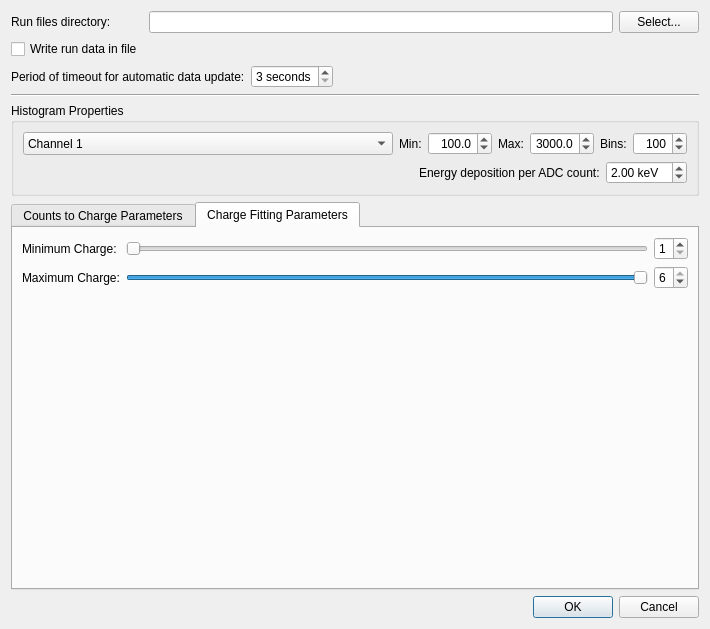
The window that settingsdialog.ui (MichaelColonel/BeamComposition-Windows) describes before a commit, drawn with Qt 5.
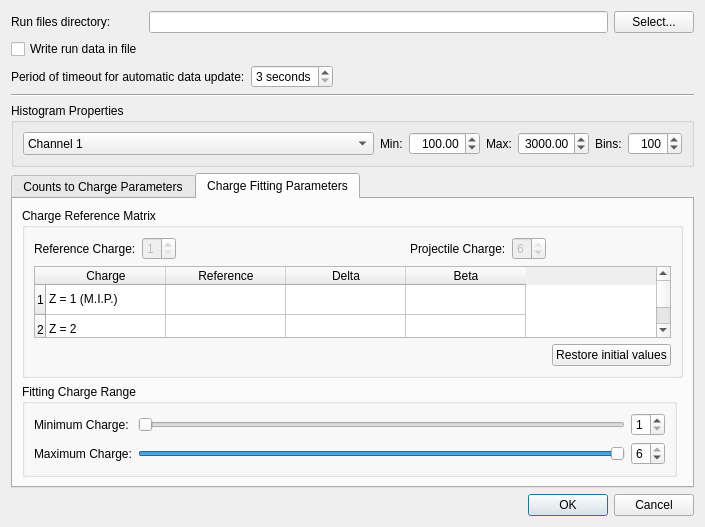
The same window after the commit. The open tabs and pages were chosen to show the change. Icons and pictures are not drawn.

```diff
--- a/settingsdialog.ui
+++ b/settingsdialog.ui
@@ -6,8 +6,8 @@
    <rect>
     <x>0</x>
     <y>0</y>
-    <width>710</width>
-    <height>629</height>
+    <width>705</width>
+    <height>488</height>
    </rect>
   </property>
   <property name="windowTitle">
@@ -27,9 +27,6 @@
      </property>
     </widget>
    </item>
-   <item row="0" column="1">
-    <widget class="QLineEdit" name="runDirectoryLineEdit"/>
-   </item>
    <item row="0" column="2">
     <widget class="QPushButton" name="runDirectoryPushButton">
      <property name="text">
@@ -50,6 +47,59 @@
      </property>
     </widget>
    </item>
+   <item row="7" column="0" colspan="3">
+    <widget class="QDialogButtonBox" name="buttonBox">
+     <property name="orientation">
+      <enum>Qt::Horizontal</enum>
+     </property>
+     <property name="standardButtons">
+      <set>QDialogButtonBox::Cancel|QDialogButtonBox::Ok</set>
+     </property>
+    </widget>
+   </item>
+   <item row="2" column="0" colspan="3">
+    <layout class="QHBoxLayout" name="horizontalLayout">
+     <item>
+      <widget class="QLabel" name="label_9">
+       <property name="text">
+        <string>Period of timeout for automatic data update:</string>
+       </property>
+      </widget>
+     </item>
+     <item>
+      <widget class="QSpinBox" name="timeoutPeriodSpinBox">
+       <property name="sizePolicy">
+        <sizepolicy hsizetype="Fixed" vsizetype="Fixed">
+         <horstretch>0</horstretch>
+         <verstretch>0</verstretch>
+        </sizepolicy>
+       </property>
+       <property name="suffix">
+        <string> seconds</string>
+       </property>
+       <property name="minimum">
+        <number>3</number>
+       </property>
+       <property name="maximum">
+        <number>8</number>
+       </property>
+      </widget>
+     </item>
+     <item>
+      <spacer name="horizontalSpacer_4">
+       <property name="orientation">
+        <enum>Qt::Horizontal</enum>
+       </property>
+       <property name="sizeHint" stdset="0">
+        <size>
+         <width>40</width>
+         <height>20</height>
+        </size>
+       </property>
+      </spacer>
+     </item>
+    </layout>
+   </item>
    <item row="3" column="0" colspan="3">
     <widget class="Line" name="line">
      <property name="orientation">
@@ -57,7 +107,7 @@
      </property>
     </widget>
    </item>
-   <item row="5" column="0" colspan="3">
+   <item row="6" column="0" colspan="3">
     <widget class="QTabWidget" name="tabWidget">
      <property name="currentIndex">
       <number>0</number>
@@ -97,23 +147,6 @@
         </widget>
        </item>
        <item row="1" column="0" colspan="2">
-        <widget class="QScrollArea" name="scrollArea">
-         <property name="widgetResizable">
-          <bool>true</bool>
-         </property>
-         <widget class="QWidget" name="scrollAreaWidgetContents">
-          <property name="geometry">
-           <rect>
-            <x>0</x>
-            <y>0</y>
-            <width>650</width>
-            <height>324</height>
-           </rect>
-          </property>
-          <layout class="QGridLayout" name="gridLayout_3">
-           <item row="0" column="0">
-            <layout class="QVBoxLayout" name="verticalLayout">
-             <item>
               <widget class="QGroupBox" name="groupBox_3">
                <property name="sizePolicy">
                 <sizepolicy hsizetype="Preferred" vsizetype="Expanding">
@@ -124,20 +157,7 @@
                <property name="title">
                 <string>Reference Signal to Channel Counts Matrix</string>
                </property>
-               <layout class="QGridLayout" name="gridLayout_7">
-                <item row="1" column="0">
-                 <spacer name="horizontalSpacer">
-                  <property name="orientation">
-                   <enum>Qt::Horizontal</enum>
-                  </property>
-                  <property name="sizeHint" stdset="0">
-                   <size>
-                    <width>40</width>
-                    <height>20</height>
-                   </size>
-                  </property>
-                 </spacer>
-                </item>
+         <layout class="QGridLayout" name="gridLayout_3">
                 <item row="0" column="0" colspan="3">
                  <widget class="QTableWidget" name="signalCountsTableWidget">
                   <property name="sizePolicy">
@@ -179,6 +199,19 @@
                   </column>
                  </widget>
                 </item>
+          <item row="1" column="0">
+           <spacer name="horizontalSpacer">
+            <property name="orientation">
+             <enum>Qt::Horizontal</enum>
+            </property>
+            <property name="sizeHint" stdset="0">
+             <size>
+              <width>40</width>
+              <height>20</height>
+             </size>
+            </property>
+           </spacer>
+          </item>
                 <item row="1" column="1">
                  <widget class="QPushButton" name="restoreReferenceMatrixButton">
                   <property name="text">
@@ -189,7 +222,7 @@
                 <item row="1" column="2">
                  <widget class="QPushButton" name="showGraphMatrixButton">
                   <property name="enabled">
-                   <bool>false</bool>
+             <bool>true</bool>
                   </property>
                   <property name="text">
                    <string>Graph</string>
@@ -199,7 +232,17 @@
                </layout>
               </widget>
              </item>
-             <item>
+      </layout>
+      <zorder>tensionSpinBox</zorder>
+      <zorder>label_2</zorder>
+      <zorder>groupBox_3</zorder>
+     </widget>
+     <widget class="QWidget" name="tab_2">
+      <attribute name="title">
+       <string>Charge Fitting Parameters</string>
+      </attribute>
+      <layout class="QGridLayout" name="gridLayout_8">
+       <item row="0" column="0" colspan="2">
               <widget class="QGroupBox" name="groupBox_4">
                <property name="sizePolicy">
                 <sizepolicy hsizetype="Preferred" vsizetype="Expanding">
@@ -208,29 +251,9 @@
                 </sizepolicy>
                </property>
                <property name="title">
-                <string>Charge Counts Matrix</string>
+          <string>Charge Reference Matrix</string>
                </property>
                <layout class="QGridLayout" name="gridLayout_5">
-                <item row="2" column="0">
-                 <spacer name="horizontalSpacer_2">
-                  <property name="orientation">
-                   <enum>Qt::Horizontal</enum>
-                  </property>
-                  <property name="sizeHint" stdset="0">
-                   <size>
-                    <width>40</width>
-                    <height>20</height>
-                   </size>
-                  </property>
-                 </spacer>
-                </item>
-                <item row="2" column="1">
-                 <widget class="QPushButton" name="restoreReferenceChargeButton">
-                  <property name="text">
-                   <string>Restore initial values</string>
-                  </property>
-                 </widget>
-                </item>
                 <item row="1" column="0" colspan="2">
                  <widget class="QTableWidget" name="chargeCountsTableWidget">
                   <property name="sizePolicy">
@@ -240,13 +263,16 @@
                    </sizepolicy>
                   </property>
                   <property name="selectionMode">
-                   <enum>QAbstractItemView::NoSelection</enum>
+             <enum>QAbstractItemView::MultiSelection</enum>
                   </property>
                   <property name="rowCount">
                    <number>6</number>
                   </property>
+            <attribute name="horizontalHeaderDefaultSectionSize">
+             <number>120</number>
+            </attribute>
                   <attribute name="horizontalHeaderStretchLastSection">
-                   <bool>true</bool>
+             <bool>false</bool>
                   </attribute>
                   <row/>
                   <row/>
@@ -261,7 +287,7 @@
                   </column>
                   <column>
                    <property name="text">
-                    <string>Counts</string>
+              <string>Reference</string>
                    </property>
                   </column>
                   <column>
@@ -274,14 +300,9 @@
                     <string>Beta</string>
                    </property>
                   </column>
-                  <column>
-                   <property name="text">
-                    <string>Use in fit</string>
-                   </property>
-                  </column>
                   <item row="0" column="0">
                    <property name="text">
-                    <string>Z = 1</string>
+              <string>Z = 1 (M.I.P.)</string>
                    </property>
                   </item>
                   <item row="1" column="0">
@@ -311,32 +332,101 @@
                   </item>
                  </widget>
                 </item>
-               </layout>
-              </widget>
-             </item>
-            </layout>
-           </item>
-          </layout>
-         </widget>
-        </widget>
-       </item>
-      </layout>
-      <zorder>tensionSpinBox</zorder>
-      <zorder>label_2</zorder>
-      <zorder>scrollArea</zorder>
-     </widget>
-     <widget class="QWidget" name="tab_2">
-      <attribute name="title">
-       <string>Charge Fitting Parameters</string>
-      </attribute>
-      <layout class="QGridLayout" name="gridLayout_9">
+          <item row="2" column="0">
+           <spacer name="horizontalSpacer_2">
+            <property name="orientation">
+             <enum>Qt::Horizontal</enum>
+            </property>
+            <property name="sizeHint" stdset="0">
+             <size>
+              <width>40</width>
+              <height>20</height>
+             </size>
+            </property>
+           </spacer>
+          </item>
+          <item row="2" column="1">
+           <widget class="QPushButton" name="restoreReferenceChargeButton">
+            <property name="text">
+             <string>Restore initial values</string>
+            </property>
+           </widget>
+          </item>
+          <item row="0" column="0">
+           <layout class="QHBoxLayout" name="horizontalLayout_2">
+            <item>
+             <widget class="QLabel" name="label_4">
+              <property name="sizePolicy">
+               <sizepolicy hsizetype="Preferred" vsizetype="Preferred">
+                <horstretch>0</horstretch>
+                <verstretch>0</verstretch>
+               </sizepolicy>
+              </property>
+              <property name="text">
+               <string>Reference Charge:</string>
+              </property>
+             </widget>
+            </item>
+            <item>
+             <widget class="QSpinBox" name="referenceChargeSpinBox">
+              <property name="enabled">
+               <bool>false</bool>
+              </property>
+              <property name="minimum">
+               <number>1</number>
+              </property>
+              <property name="maximum">
+               <number>6</number>
+              </property>
+             </widget>
+            </item>
+            <item>
+             <spacer name="horizontalSpacer_3">
+              <property name="orientation">
+               <enum>Qt::Horizontal</enum>
+              </property>
+              <property name="sizeHint" stdset="0">
+               <size>
+                <width>40</width>
+                <height>20</height>
+               </size>
+              </property>
+             </spacer>
+            </item>
+            <item>
+             <widget class="QLabel" name="label_10">
+              <property name="text">
+               <string>Projectile Charge:</string>
+              </property>
+             </widget>
+            </item>
+            <item>
+             <widget class="QSpinBox" name="projectileChargeSpinBox">
+              <property name="enabled">
+               <bool>false</bool>
+              </property>
+              <property name="minimum">
+               <number>1</number>
+              </property>
+              <property name="maximum">
+               <number>6</number>
+              </property>
+              <property name="value">
+               <number>6</number>
+              </property>
+             </widget>
+            </item>
+           </layout>
+          </item>
+         </layout>
+        </widget>
+       </item>
        <item row="1" column="0">
-        <widget class="QLabel" name="label_8">
-         <property name="text">
-          <string>Maximum Charge:</string>
+        <widget class="QGroupBox" name="groupBox">
+         <property name="title">
+          <string>Fitting Charge Range</string>
          </property>
-        </widget>
-       </item>
+         <layout class="QGridLayout" name="gridLayout_7">
        <item row="0" column="0">
         <widget class="QLabel" name="label_3">
          <property name="text">
@@ -344,6 +434,39 @@
          </property>
         </widget>
        </item>
+          <item row="0" column="1">
+           <widget class="QSlider" name="minChargeHorizontalSlider">
+            <property name="minimum">
+             <number>1</number>
+            </property>
+            <property name="maximum">
+             <number>6</number>
+            </property>
+            <property name="pageStep">
+             <number>2</number>
+            </property>
+            <property name="orientation">
+             <enum>Qt::Horizontal</enum>
+            </property>
+           </widget>
+          </item>
+          <item row="0" column="2">
+           <widget class="QSpinBox" name="minChargeSpinBox">
+            <property name="minimum">
+             <number>1</number>
+            </property>
+            <property name="maximum">
+             <number>6</number>
+            </property>
+           </widget>
+          </item>
+          <item row="1" column="0">
+           <widget class="QLabel" name="label_8">
+            <property name="text">
+             <string>Maximum Charge:</string>
+            </property>
+           </widget>
+          </item>
        <item row="1" column="1">
         <widget class="QSlider" name="maxChargeHorizontalSlider">
          <property name="minimum">
@@ -376,135 +499,20 @@
          </property>
         </widget>
        </item>
-       <item row="0" column="2">
-        <widget class="QSpinBox" name="minChargeSpinBox">
-         <property name="minimum">
-          <number>1</number>
-         </property>
-         <property name="maximum">
-          <number>6</number>
-         </property>
+         </layout>
         </widget>
        </item>
-       <item row="0" column="1">
-        <widget class="QSlider" name="minChargeHorizontalSlider">
-         <property name="minimum">
-          <number>1</number>
-         </property>
-         <property name="maximum">
-          <number>6</number>
-         </property>
-         <property name="pageStep">
-          <number>2</number>
-         </property>
-         <property name="orientation">
-          <enum>Qt::Horizontal</enum>
-         </property>
-        </widget>
-       </item>
-       <item row="2" column="0" colspan="3">
-        <spacer name="verticalSpacer">
-         <property name="orientation">
-          <enum>Qt::Vertical</enum>
-         </property>
-         <property name="sizeHint" stdset="0">
-          <size>
-           <width>20</width>
-           <height>40</height>
-          </size>
-         </property>
-        </spacer>
-       </item>
       </layout>
      </widget>
     </widget>
    </item>
-   <item row="2" column="0" colspan="3">
-    <layout class="QHBoxLayout" name="horizontalLayout">
-     <item>
-      <widget class="QLabel" name="label_9">
-       <property name="text">
-        <string>Period of timeout for automatic data update:</string>
-       </property>
-      </widget>
-     </item>
-     <item>
-      <widget class="QSpinBox" name="timeoutPeriodSpinBox">
-       <property name="sizePolicy">
-        <sizepolicy hsizetype="Fixed" vsizetype="Fixed">
-         <horstretch>0</horstretch>
-         <verstretch>0</verstretch>
-        </sizepolicy>
-       </property>
-       <property name="suffix">
-        <string> seconds</string>
-       </property>
-       <property name="minimum">
-        <number>3</number>
-       </property>
-       <property name="maximum">
-        <number>8</number>
-       </property>
-      </widget>
-     </item>
-     <item>
-      <spacer name="horizontalSpacer_4">
-       <property name="orientation">
-        <enum>Qt::Horizontal</enum>
-       </property>
-       <property name="sizeHint" stdset="0">
-        <size>
-         <width>40</width>
-         <height>20</height>
-        </size>
-       </property>
-      </spacer>
-     </item>
-    </layout>
-   </item>
    <item row="4" column="0" colspan="3">
     <widget class="QGroupBox" name="groupBox_2">
      <property name="title">
       <string>Histogram Properties</string>
      </property>
      <layout class="QGridLayout" name="gridLayout">
-      <item row="2" column="2">
-       <widget class="QDoubleSpinBox" name="energyCountSpinBox">
-        <property name="suffix">
-         <string> keV</string>
-        </property>
-        <property name="minimum">
-         <double>0.100000000000000</double>
-        </property>
-        <property name="singleStep">
-         <double>0.100000000000000</double>
-        </property>
-        <property name="value">
-         <double>2.000000000000000</double>
-        </property>
-       </widget>
-      </item>
-      <item row="2" column="1">
-       <widget class="QLabel" name="label_4">
-        <property name="text">
-         <string>Energy deposition per ADC count:</string>
-        </property>
-       </widget>
-      </item>
-      <item row="2" column="0">
-       <spacer name="horizontalSpacer_3">
-        <property name="orientation">
-         <enum>Qt::Horizontal</enum>
-        </property>
-        <property name="sizeHint" stdset="0">
-         <size>
-          <width>40</width>
-          <height>20</height>
-         </size>
-        </property>
-       </spacer>
-      </item>
-      <item row="0" column="0" colspan="3">
+      <item row="0" column="0" colspan="2">
        <layout class="QGridLayout" name="gridLayout_6">
         <item row="0" column="6">
          <widget class="QLabel" name="label_7">
@@ -578,16 +586,16 @@
             <string>Fitted</string>
            </property>
           </item>
-          <item>
-           <property name="text">
-            <string>SQRT fitted</string>
-           </property>
-          </item>
           <item>
            <property name="text">
             <string>Z</string>
            </property>
           </item>
+          <item>
+           <property name="text">
+            <string>Z^2</string>
+           </property>
+          </item>
          </widget>
         </item>
         <item row="0" column="3">
@@ -596,7 +604,7 @@
            <set>Qt::AlignRight|Qt::AlignTrailing|Qt::AlignVCenter</set>
           </property>
           <property name="decimals">
-           <number>1</number>
+           <number>2</number>
           </property>
           <property name="minimum">
            <double>0.000000000000000</double>
@@ -615,7 +623,7 @@
            <set>Qt::AlignRight|Qt::AlignTrailing|Qt::AlignVCenter</set>
           </property>
           <property name="decimals">
-           <number>1</number>
+           <number>2</number>
           </property>
           <property name="maximum">
            <double>4095.000000000000000</double>
@@ -634,7 +642,7 @@
            <number>50</number>
           </property>
           <property name="maximum">
-           <number>2000</number>
+           <number>4095</number>
           </property>
           <property name="value">
            <number>100</number>
@@ -646,15 +654,8 @@
      </layout>
     </widget>
    </item>
-   <item row="6" column="0" colspan="3">
-    <widget class="QDialogButtonBox" name="buttonBox">
-     <property name="orientation">
-      <enum>Qt::Horizontal</enum>
-     </property>
-     <property name="standardButtons">
-      <set>QDialogButtonBox::Cancel|QDialogButtonBox::Ok</set>
-     </property>
-    </widget>
+   <item row="0" column="1">
+    <widget class="QLineEdit" name="runDirectoryLineEdit"/>
    </item>
   </layout>
   <action name="actionAddReferenceRowBelow">
```
Left out of the diff: 32 changed lines with no effect on the pictures. Lines whose indentation alone changed are shown as unchanged.
